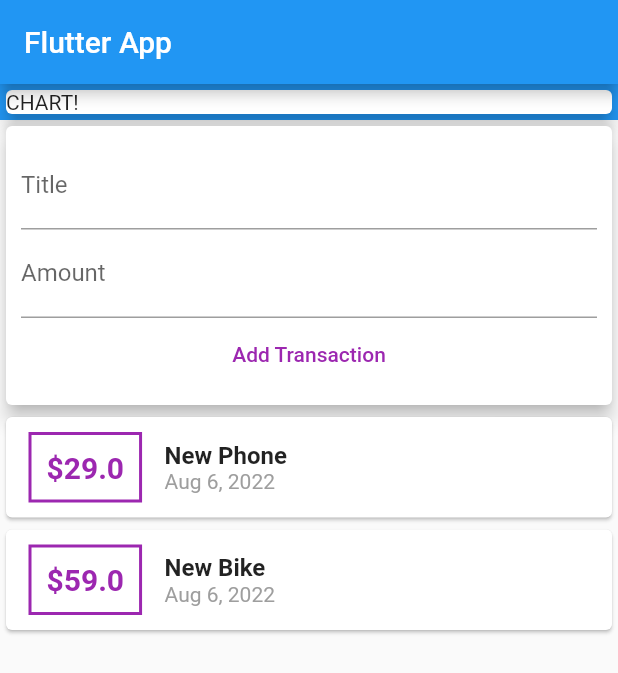
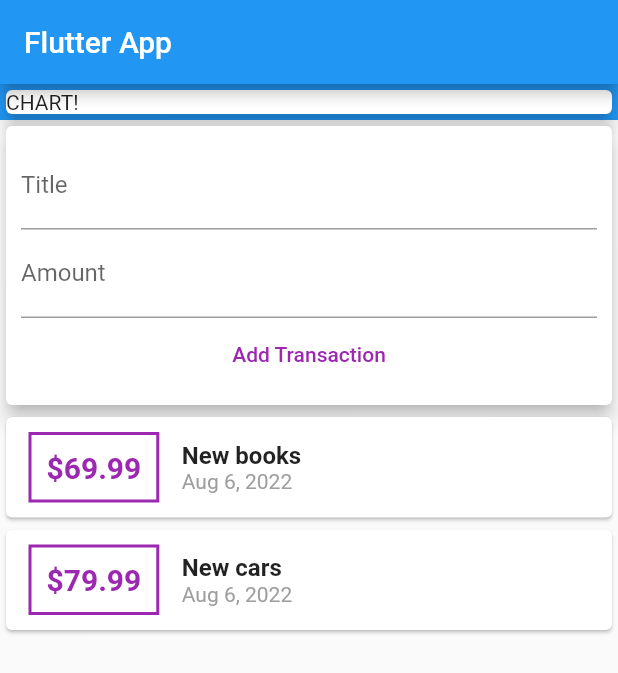
Before and after one commit to YEANSEYHA/flutter-expense-app, a Flutter app: the screen it shows after launch, on a phone screen of 412 x 824 dp. Shown: the top 673 px of the screen. Run offline on Flutter 3.47's test engine with Material 2 defaults, Android fonts, the phone set to English and light mode, and no system bars.

Commit message:
Lesson[80-90]

```diff
--- a/lib/main.dart
+++ b/lib/main.dart
@@ -1,7 +1,8 @@
+import './widgets/user_transaction.dart';
+
+import './widgets/new_transaction.dart';
 import 'package:flutter/material.dart';
-import 'package:intl/intl.dart';
-
-import './transaction.dart';
+import './widgets/transaction_list.dart';
 
 void main() => runApp(MyApp());
 
@@ -16,20 +17,10 @@ class MyApp extends StatelessWidget {
 }
 
 class MyHomePage extends StatelessWidget {
-  final List<Transaction> transactions = [
-    Transaction(
-      id: 't1',
-      title: 'New Phone',
-      amount: 29.00,
-      date: DateTime.now(),
-    ),
-    Transaction(
-      id: 't2',
-      title: 'New Bike',
-      amount: 59.00,
-      date: DateTime.now(),
-    ),
-  ];
+  /* String titleInput = 'Hello';
+  String amountInput = 'Hello12'; */
+  final titleController = TextEditingController();
+  final amountController = TextEditingController();
 
   @override
   Widget build(BuildContext context) {
@@ -37,7 +28,10 @@ class MyHomePage extends StatelessWidget {
       appBar: AppBar(
         title: Text('Flutter App'),
       ),
-      body: Column(
+      body:  Container(
+        height: 1000,
+        child: SingleChildScrollView(
+          child: Column(
                 //mainAxisAlignment: MainAxisAlignment.center,
                 crossAxisAlignment: CrossAxisAlignment.start,
                 children: <Widget>[
@@ -49,68 +43,10 @@ class MyHomePage extends StatelessWidget {
                     ),
                     color: Colors.blue,
                   ),
-            Card(
-              elevation: 5,
-              child: Container(
-                padding: EdgeInsets.all(10),
-                child: Column(
-                  children: <Widget>[
-                    TextField(
-                      decoration: InputDecoration(labelText: 'Title'),
-                    ),
-                    TextField(
-                      decoration: InputDecoration(labelText: 'Amount'),
-                    ),
-                    FlatButton(
-                      child: Text('Add Transaction'),
-                      textColor: Colors.purple,
-                      onPressed: () {},
-                    )
-                  ],
+                  UserTransactions()
+                ]),
         ),
       ),
-            ),
-            Column(
-              children: transactions.map((tx) {
-                return Card(
-                  child: Row(
-                    children: <Widget>[
-                      Container(
-                        padding: EdgeInsets.all(10),
-                        margin:
-                            EdgeInsets.symmetric(vertical: 10, horizontal: 15),
-                        decoration: BoxDecoration(
-                            border: Border.all(
-                          color: Colors.purple,
-                          width: 2,
-                        )),
-                        child: Text(
-                          '\$${tx.amount}',
-                          style: TextStyle(
-                              fontWeight: FontWeight.bold,
-                              fontSize: 20,
-                              color: Colors.purple),
-                        ),
-                      ),
-                      Column(
-                          crossAxisAlignment: CrossAxisAlignment.start,
-                          children: <Widget>[
-                            Text(tx.title,
-                                style: TextStyle(
-                                  fontSize: 16,
-                                  fontWeight: FontWeight.bold,
-                                )),
-                            Text(
-                              DateFormat.yMMMd().format(tx.date),
-                              style: TextStyle(color: Colors.grey),
-                            ),
-                          ])
-                    ],
-                  ),
-                );
-              }).toList(),
-            )
-          ]),
     );
   }
 }
--- /dev/null
+++ b/lib/widgets/new_transaction.dart
@@ -0,0 +1,42 @@
+import 'package:flutter/material.dart';
+
+class NewTransaction extends StatelessWidget {
+  final Function addTx;
+  final titleController = TextEditingController();
+  final amountController = TextEditingController();
+  NewTransaction(this.addTx);
+  @override
+  Widget build(BuildContext context) {
+    return Card(
+      elevation: 5,
+      child: Container(
+        padding: EdgeInsets.all(10),
+        child: Column(
+          children: <Widget>[
+            TextField(
+              decoration: InputDecoration(labelText: 'Title'),
+              controller: titleController,
+              /* onChanged: (val) {
+                        titleInput = val;
+                      }, */
+            ),
+            TextField(
+              decoration: InputDecoration(labelText: 'Amount'),
+              controller: amountController,
+            ),
+            FlatButton(
+              child: Text('Add Transaction'),
+              textColor: Colors.purple,
+              onPressed: () {
+                addTx(
+                  titleController.text,
+                  double.parse(amountController.text),
+                );
+              },
+            )
+          ],
+        ),
+      ),
+    );
+  }
+}
--- /dev/null
+++ b/lib/widgets/transaction_list.dart
@@ -0,0 +1,60 @@
+import 'package:flutter/material.dart';
+import 'package:intl/intl.dart';
+import '../models/transaction.dart';
+
+class TransactionList extends StatelessWidget {
+  final List<Transaction> transactions;
+  TransactionList(this.transactions);
+  @override
+  Widget build(BuildContext context) {
+    return Column(
+      children: transactions.map((tx) {
+        return Card(
+          child: Row(
+            children: <Widget>[
+              Container(
+                margin: EdgeInsets.symmetric(
+                  vertical: 10,
+                  horizontal: 15,
+                ),
+                decoration: BoxDecoration(
+                  border: Border.all(
+                    color: Colors.purple,
+                    width: 2,
+                  ),
+                ),
+                padding: EdgeInsets.all(10),
+                child: Text(
+                  '\$${tx.amount}',
+                  style: TextStyle(
+                    fontWeight: FontWeight.bold,
+                    fontSize: 20,
+                    color: Colors.purple,
+                  ),
+                ),
+              ),
+              Column(
+                crossAxisAlignment: CrossAxisAlignment.start,
+                children: <Widget>[
+                  Text(
+                    tx.title,
+                    style: TextStyle(
+                      fontSize: 16,
+                      fontWeight: FontWeight.bold,
+                    ),
+                  ),
+                  Text(
+                    DateFormat.yMMMd().format(tx.date),
+                    style: TextStyle(
+                      color: Colors.grey,
+                    ),
+                  ),
+                ],
+              ),
+            ],
+          ),
+        );
+      }).toList(),
+    );
+  }
+}
--- /dev/null
+++ b/lib/widgets/user_transaction.dart
@@ -0,0 +1,46 @@
+import 'package:flutter/material.dart';
+import './new_transaction.dart';
+import './transaction_list.dart';
+import '../models/transaction.dart';
+
+class UserTransactions extends StatefulWidget {
+  @override
+  State<UserTransactions> createState() => _UserTransactionsState();
+}
+
+class _UserTransactionsState extends State<UserTransactions> {
+  final List<Transaction> _userTransactions = [
+    Transaction(
+      id: 't1',
+      title: 'New books',
+      amount: 69.99,
+      date: DateTime.now(),
+    ),
+    Transaction(
+      id: 't2',
+      title: 'New cars',
+      amount: 79.99,
+      date: DateTime.now(),
+    ),
+  ];
+
+  void _addNewTransaction(String txTitle, double txAmount) {
+    final newTx = Transaction(
+      title: txTitle,
+      amount: txAmount,
+      date: DateTime.now(),
+      id: DateTime.now().toString(),
+    );
+
+    setState(() {
+      _userTransactions.add(newTx);
+    });
+  }
+
+  @override
+  Widget build(BuildContext context) {
+    return Column(
+      children: <Widget>[NewTransaction(_addNewTransaction), TransactionList(_userTransactions)],
+    );
+  }
+}
```
Also changed, not shown: lib/models/transaction.dart (renamed from lib/transaction.dart). Lines whose indentation alone changed are shown as unchanged.
